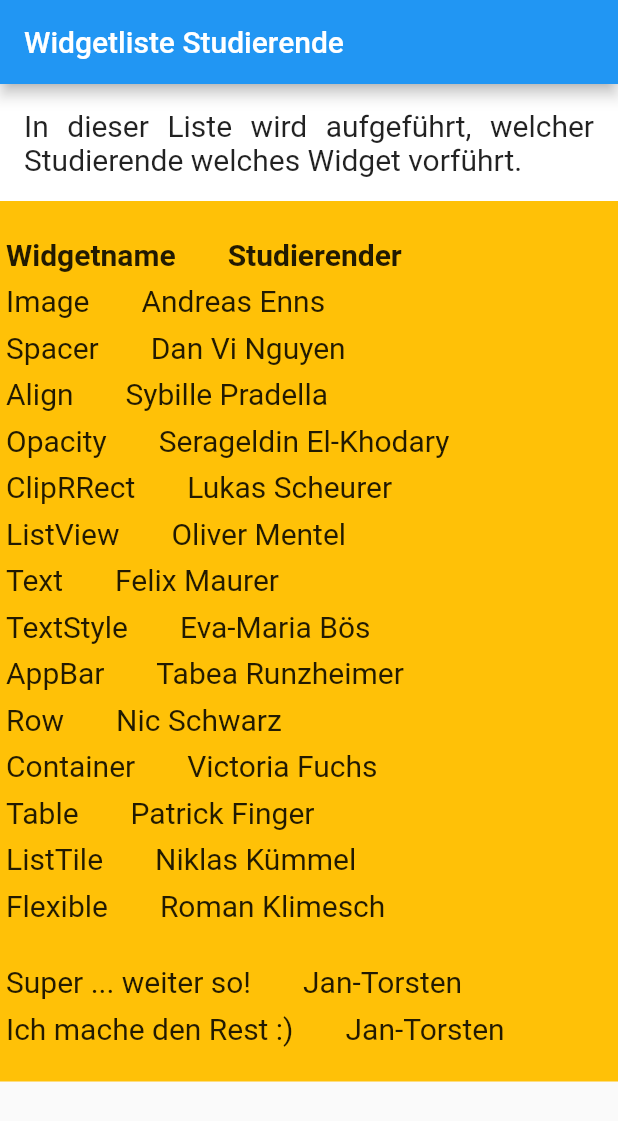
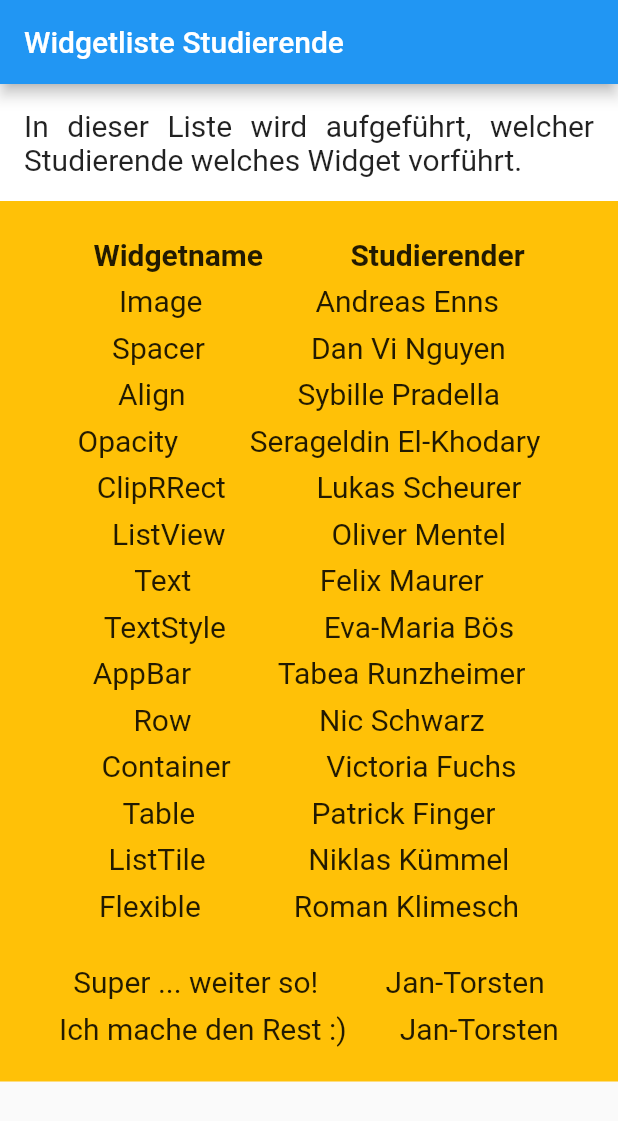
Before and after one commit to drmilde/uebung_1_widgetlist_app, a Flutter app: the screen it shows after launch, on a phone screen of 412 x 824 dp. Shown: the top 1121 px of the screen. Run offline on Flutter 3.47's test engine with Material 2 defaults, Android fonts, the phone set to English and light mode, and no system bars.

Commit message:
PDF und so

```diff
--- a/lib/main.dart
+++ b/lib/main.dart
@@ -84,17 +84,6 @@ class _WidgetListeStudierendeScreenState
     );
   }
 
-  Widget getListView() {
-
-    var listView = ListView(
-      children: <Widget>[
-        ListTile(
-          title: Text("TEST"),
-        )
-      ],
-    );
-  }
-
   // *****************************************
   // *****************************************1
   // Den folgenden Code könnt gerne ihr lesen, aber Ihr solltet ihn lieber
@@ -132,7 +121,7 @@ class _WidgetListeStudierendeScreenState
     return Padding(
       padding: const EdgeInsets.all(4.0),
       child: Row(
-        mainAxisAlignment: MainAxisAlignment.start,
+        mainAxisAlignment: MainAxisAlignment.spaceEvenly,
         children: <Widget>[
           Text(
             widgetName,
@@ -141,8 +130,6 @@ class _WidgetListeStudierendeScreenState
               fontWeight: weight,
             ),
           ),
-
-          Text(abstand(widgetName)),
           Text(
             studierender,
             style: TextStyle(
@@ -155,11 +142,3 @@ class _WidgetListeStudierendeScreenState
     );
   }
 }
-
-String abstand(widgetName) {
-  String leer = "";
-  for(int i = 0; i < 10; i++) {
-    leer = leer + " ";
-  }
-  return leer;
-}
```
